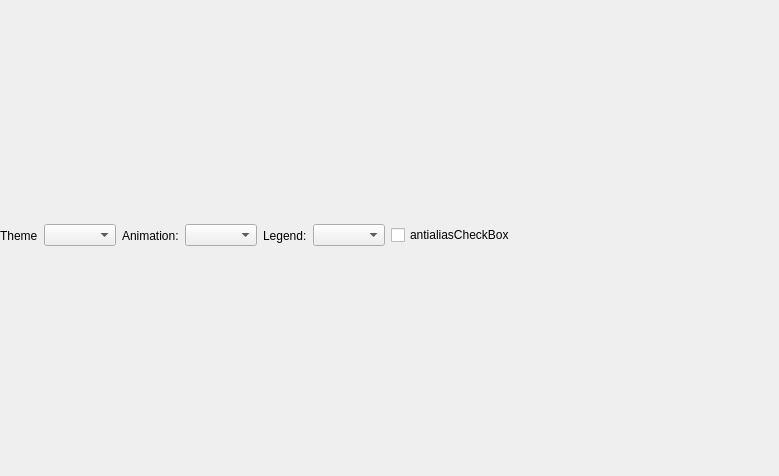
First picture: the form in ChartThemes/ThemeWidget.ui, repository waitwalker/QtWidgetDemos, before the edit.
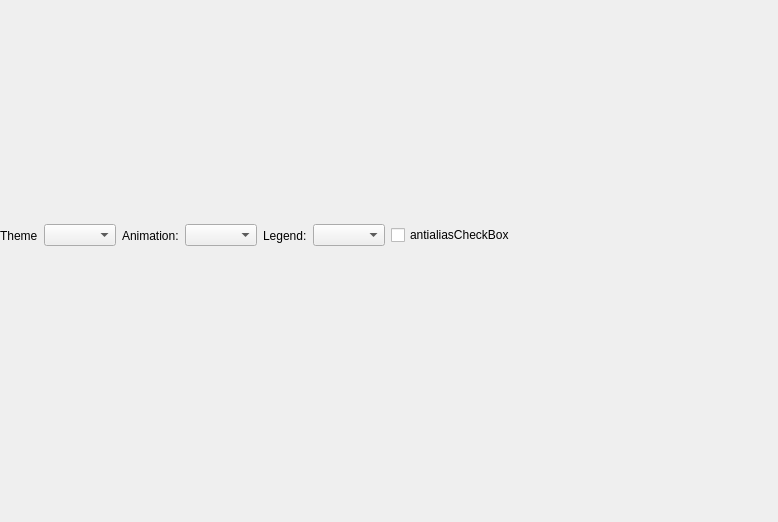
Second picture: the form after the edit.

What changed in the file:
```diff
--- a/ChartThemes/ThemeWidget.ui
+++ b/ChartThemes/ThemeWidget.ui
@@ -6,8 +6,8 @@
    <rect>
     <x>0</x>
     <y>0</y>
-    <width>779</width>
-    <height>476</height>
+    <width>778</width>
+    <height>522</height>
    </rect>
   </property>
   <property name="windowTitle">
```
Left out of the diff: 4 changed lines with no effect on the pictures.
